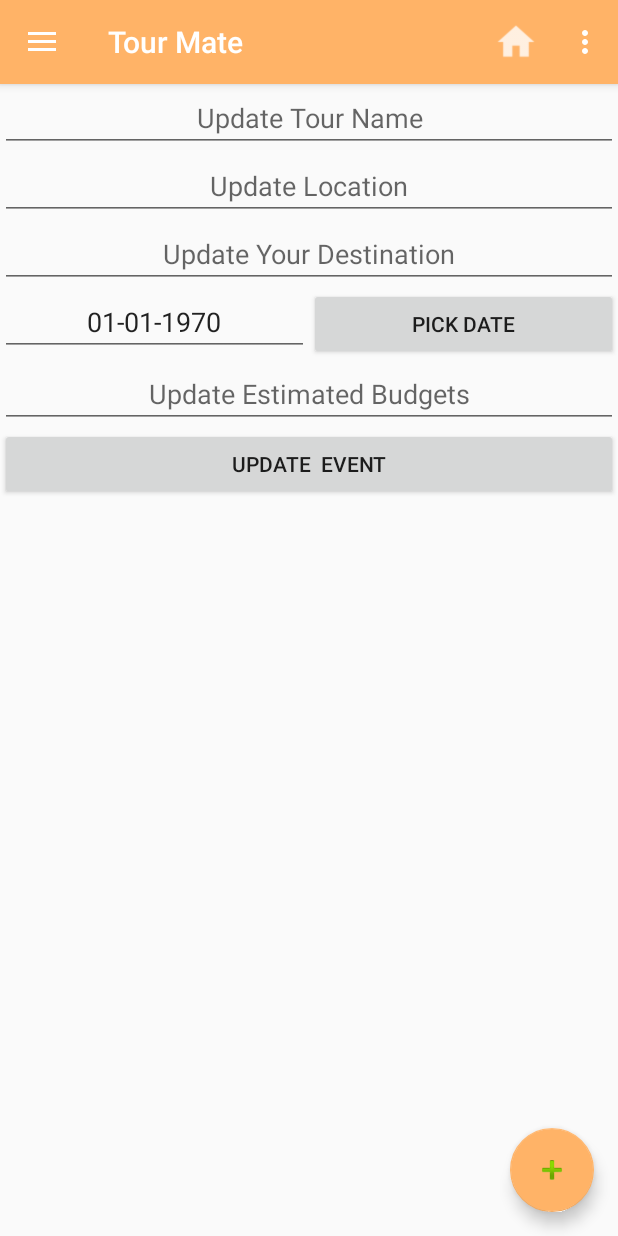
After one commit to jannatsuha/Project3-Tour-mate-, an Android app: the fragment EditEventFragment placed in its activity, on a phone screen of 412 x 824 dp. The commit adds this screen. Run offline under Robolectric (Android 15) with nearby library versions, the phone set to English and light mode, and no system bars; our stand-ins replace Firebase (no records; nobody signed in at launch, a user with empty details on screens opened directly); 8 statements that could not run were skipped.

Commit message:
Edit Event & Delete Event Has Been Completed(Shuvo)

```diff
--- a/app/build.gradle
+++ b/app/build.gradle
@@ -53,6 +53,7 @@ dependencies {
     implementation 'io.supercharge:shimmerlayout:2.0.0'
     implementation 'de.hdodenhof:circleimageview:2.2.0'
     implementation 'com.android.support:support-annotations:27.1.1'
+    implementation 'com.gdacciaro:iosdialog:1.0.3'
 }
 
 apply plugin: 'com.google.gms.google-services'
--- a/app/src/main/AndroidManifest.xml
+++ b/app/src/main/AndroidManifest.xml
@@ -1,5 +1,6 @@
 <?xml version="1.0" encoding="utf-8"?>
 <manifest xmlns:android="http://schemas.android.com/apk/res/android"
+    xmlns:tools="http://schemas.android.com/tools"
     package="com.group.avengers.tourmate">
 
     <uses-permission android:name="android.permission.INTERNET"/>
--- a/app/src/main/java/com/group/avengers/tourmate/Adapters/GalleryAdapter.java
+++ b/app/src/main/java/com/group/avengers/tourmate/Adapters/GalleryAdapter.java
@@ -43,7 +43,7 @@ public class GalleryAdapter extends BaseAdapter {
         ImageView imageView;
         if (convertView==null){
             imageView=new ImageView(context);
-            imageView.setLayoutParams(new GridView.LayoutParams(190,190));
+            imageView.setLayoutParams(new GridView.LayoutParams(240,210));
             imageView.setScaleType(ImageView.ScaleType.CENTER_CROP);
             imageView.setPadding(0,0,2,5);
         }else {
--- /dev/null
+++ b/app/src/main/java/com/group/avengers/tourmate/Fragments/EditEventFragment.java
@@ -0,0 +1,174 @@
+package com.group.avengers.tourmate.Fragments;
+
+
+import android.app.DatePickerDialog;
+import android.os.Bundle;
+import android.support.annotation.NonNull;
+import android.support.v4.app.Fragment;
+import android.util.Log;
+import android.view.LayoutInflater;
+import android.view.View;
+import android.view.ViewGroup;
+import android.widget.Button;
+import android.widget.DatePicker;
+import android.widget.EditText;
+import android.widget.Toast;
+
+import com.google.android.gms.tasks.OnCompleteListener;
+import com.google.android.gms.tasks.Task;
+import com.google.firebase.database.DataSnapshot;
+import com.google.firebase.database.DatabaseError;
+import com.google.firebase.database.DatabaseReference;
+import com.google.firebase.database.FirebaseDatabase;
+import com.google.firebase.database.ValueEventListener;
+import com.group.avengers.tourmate.Models.Event;
+import com.group.avengers.tourmate.R;
+
+import java.text.ParseException;
+import java.text.SimpleDateFormat;
+import java.util.Calendar;
+import java.util.Date;
+import java.util.Locale;
+import java.util.TimeZone;
+
+import static android.content.ContentValues.TAG;
+
+/**
+ * A simple {@link Fragment} subclass.
+ */
+public class EditEventFragment extends Fragment {
+
+    private DatabaseReference firebaseReference;
+    private FirebaseDatabase firebasedatabse;
+    private EditText mTourName,mTourLocation,mTourDesination,mTourDeparatureDate,mTourBudget;
+    private Button btnUpdateEvent,mDatePickerButton;
+    private String eventID;
+    private Calendar calendar;
+    private DatePickerDialog datePickerDialog;
+    private String deparatureDate;
+    private int year,day,month;
+    private EditEventInterface eventInterface;
+
+    public interface EditEventInterface{
+        void gotoEditEventFragment(Event event);
+        void gotoEventDetailsFragment();
+    }
+
+    public EditEventFragment() {
+        // Required empty public constructor
+    }
+
+
+    @Override
+    public void onStart() {
+        super.onStart();
+
+    }
+
+    @Override
+    public View onCreateView(LayoutInflater inflater, ViewGroup container,
+                             Bundle savedInstanceState) {
+        // Inflate the layout for this fragment
+        View view=inflater.inflate(R.layout.fragment_edit_event, container, false);
+
+        mTourName = view.findViewById(R.id.tourNameET);
+        mTourLocation = view.findViewById(R.id.tourLocationET);
+        mTourDesination = view.findViewById(R.id.tourDestinationET);
+        mTourDeparatureDate = view.findViewById(R.id.tourDeparatureDateET);
+        mTourBudget = view.findViewById(R.id.tourBudgetET);
+        btnUpdateEvent = view.findViewById(R.id.createEventButton);
+        mDatePickerButton = view.findViewById(R.id.datePickerButton);
+
+        eventInterface= (EditEventInterface) getActivity();
+
+
+        calendar = Calendar.getInstance();
+        year = calendar.get(Calendar.YEAR);
+        month = calendar.get(Calendar.MONTH);
+        day = calendar.get(Calendar.DAY_OF_MONTH);
+
+
+        firebasedatabse = FirebaseDatabase.getInstance();
+        firebaseReference = firebasedatabse.getReference("eventlist");
+
+
+        //initialization ();
+
+
+        mDatePickerButton.setOnClickListener(new View.OnClickListener() {
+            @Override
+            public void onClick(View view) {
+
+                datePickerDialog = new DatePickerDialog(getActivity(), new DatePickerDialog.OnDateSetListener() {
+                    @Override
+                    public void onDateSet(DatePicker datePicker, int yy, int mm, int dd) {
+                        deparatureDate = Integer.toString(dd)+"/"+Integer.toString(mm+1)+"/"+Integer.toString(yy);
+                        mTourDeparatureDate.setText(deparatureDate);
+                    }
+                }, year, month, day);
+
+                datePickerDialog.show();
+            }
+        });
+
+        final String names =(getArguments().getString("eventName"));
+        final String budgets=(getArguments().getString("budget"));
+
+        final String destinations=(getArguments().getString("destination"));
+        final String departDates=(getArguments().getString("departureDate"));
+        final String locations=(getArguments().getString("location"));
+        final String createdDates=(getArguments().getString("createdDate"));
+        final String ids=(getArguments().getString("id"));
+
+        mTourName.setText(names);
+        mTourBudget.setText(budgets);
+        mTourDesination.setText(destinations);
+        mTourLocation.setText(locations);
+
+        long departdate= Long.valueOf(departDates);
+
+        Calendar calendar = Calendar.getInstance();
+        TimeZone tz = TimeZone.getDefault();
+        calendar.add(Calendar.MILLISECOND, tz.getOffset(calendar.getTimeInMillis()));
+        SimpleDateFormat sdf = new SimpleDateFormat(" dd-MM-yyyy ", Locale.getDefault());
+
+        java.util.Date currenTimeZone1=new java.util.Date(departdate*1000);
+        mTourDeparatureDate.setText(String.valueOf(sdf.format(currenTimeZone1)));
+
+
+        btnUpdateEvent.setOnClickListener(new View.OnClickListener() {
+            @Override
+            public void onClick(View view) {
+
+                String deparaturedate = mTourDeparatureDate.getText().toString();
+                SimpleDateFormat deparatureDate = new SimpleDateFormat("dd/MM/yyyy");
+
+                Date startDate = new Date();
+                try {
+                    startDate = deparatureDate.parse(deparaturedate);
+                } catch (ParseException e) {
+                    e.printStackTrace();
+                }
+
+                deparaturedate = Long.toString(startDate.getTime());
+
+                Event event= new Event(ids,mTourName.getText().toString(),mTourLocation.getText().toString(),mTourDesination.getText().toString()
+                ,createdDates,deparaturedate,mTourBudget.getText().toString());
+
+                FirebaseDatabase.getInstance().getReference().child("eventlist").child(ids).setValue(event).addOnCompleteListener(new OnCompleteListener<Void>() {
+                    @Override
+                    public void onComplete(@NonNull Task<Void> task) {
+                        if (task.isSuccessful()){
+                            Toast.makeText(getActivity(), "Update Succesfully", Toast.LENGTH_SHORT).show();
+                            getActivity().finish();
+                        }
+                    }
+                });
+            }
+
+        });
+
+        return view;
+    }
+
+}
--- a/app/src/main/java/com/group/avengers/tourmate/Fragments/EventRegisterFragment.java
+++ b/app/src/main/java/com/group/avengers/tourmate/Fragments/EventRegisterFragment.java
@@ -46,6 +46,7 @@ public class EventRegisterFragment extends Fragment {
     private String thisDate;
     private String deparatureDate;
     private int year,day,month;
+
     public interface TourRegistrationInterface {
         public void goToEventRegistration();
     }
--- a/app/src/main/java/com/group/avengers/tourmate/Fragments/GalleryFragment.java
+++ b/app/src/main/java/com/group/avengers/tourmate/Fragments/GalleryFragment.java
@@ -58,7 +58,7 @@ public class GalleryFragment extends Fragment {
 
         String id=getArguments().getString("id");
 
-        dialog=new ProgressDialog(getActivity());
+        dialog=new ProgressDialog(getContext());
         dialog.setMessage("Please Whit.....");
         dialog.show();
 
--- /dev/null
+++ b/app/src/main/res/layout/fragment_edit_event.xml
@@ -0,0 +1,73 @@
+<?xml version="1.0" encoding="utf-8"?>
+<RelativeLayout xmlns:android="http://schemas.android.com/apk/res/android"
+    xmlns:tools="http://schemas.android.com/tools"
+    android:layout_width="match_parent"
+    android:layout_height="match_parent"
+    tools:context=".Fragments.EditEventFragment">
+
+    <!-- TODO: Update blank fragment layout -->
+    <LinearLayout
+        android:layout_width="match_parent"
+        android:layout_height="wrap_content"
+        android:orientation="vertical">
+
+        <EditText
+            android:id="@+id/tourNameET"
+            android:layout_width="match_parent"
+            android:layout_height="wrap_content"
+            android:gravity="center"
+            android:hint="Update Tour Name" />
+
+        <EditText
+            android:id="@+id/tourLocationET"
+            android:layout_width="match_parent"
+            android:layout_height="wrap_content"
+            android:gravity="center"
+            android:hint="Update Location"/>
+
+        <EditText
+            android:id="@+id/tourDestinationET"
+            android:layout_width="match_parent"
+            android:layout_height="wrap_content"
+            android:gravity="center"
+            android:hint="Update Your Destination"/>
+
+        <LinearLayout
+            android:layout_width="match_parent"
+            android:layout_height="wrap_content"
+            android:orientation="horizontal">
+
+            <EditText
+                android:id="@+id/tourDeparatureDateET"
+                android:layout_width="0dp"
+                android:layout_height="wrap_content"
+                android:layout_weight="2"
+                android:gravity="center"
+                android:hint="Deparature Date"/>
+            <Button
+                android:id="@+id/datePickerButton"
+                android:layout_width="0dp"
+                android:layout_height="wrap_content"
+                android:layout_weight="2"
+                android:text="Pick Date"/>
+        </LinearLayout>
+
+
+        <EditText
+            android:id="@+id/tourBudgetET"
+            android:layout_width="match_parent"
+            android:layout_height="wrap_content"
+            android:gravity="center"
+            android:hint="Update Estimated Budgets"/>
+
+        <Button
+            android:id="@+id/createEventButton"
+            android:layout_width="match_parent"
+            android:layout_height="wrap_content"
+            android:text="Update  Event"/>
+
+    </LinearLayout>
+
+
+
+</RelativeLayout>
--- a/app/src/main/res/layout/fragment_gallery.xml
+++ b/app/src/main/res/layout/fragment_gallery.xml
@@ -7,9 +7,7 @@
     android:numColumns="auto_fit"
     android:verticalSpacing="10dp"
     android:horizontalSpacing="10dp"
-    android:columnWidth="80dp"
-    android:stretchMode="columnWidth"
-    android:gravity="center"
+    android:columnWidth="90dp"
     tools:context=".Fragments.GalleryFragment">
 
 
```
Also changed, not shown: app/src/main/java/com/group/avengers/tourmate/Fragments/EventDetailFragment.java (+58 -1 lines), app/src/main/java/com/group/avengers/tourmate/MainActivity.java (+37 -0 lines).
